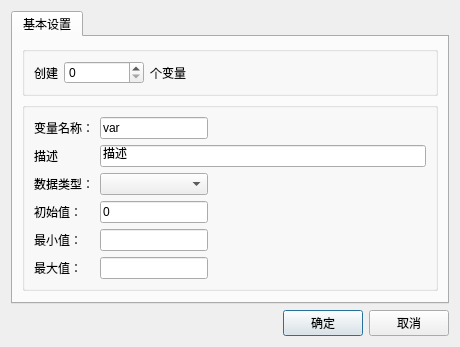
Above: HmiFuncDesigner/ProjectManager/ProjectManager/TagTmpEditDialog.ui from VelsonWang/HmiFuncDesigner before the change. Below: the same form after it.
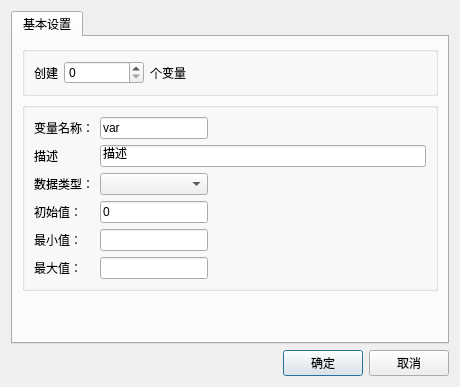
That is the form after the change.

Diff of the .ui file:
```diff
--- a/HmiFuncDesigner/ProjectManager/ProjectManager/TagTmpEditDialog.ui
+++ b/HmiFuncDesigner/ProjectManager/ProjectManager/TagTmpEditDialog.ui
@@ -207,6 +207,19 @@
          </layout>
         </widget>
        </item>
+       <item>
+        <spacer name="verticalSpacer">
+         <property name="orientation">
+          <enum>Qt::Vertical</enum>
+         </property>
+         <property name="sizeHint" stdset="0">
+          <size>
+           <width>20</width>
+           <height>40</height>
+          </size>
+         </property>
+        </spacer>
+       </item>
       </layout>
      </widget>
     </widget>
```
Left out of the diff: 2 changed lines with no effect on the pictures.
